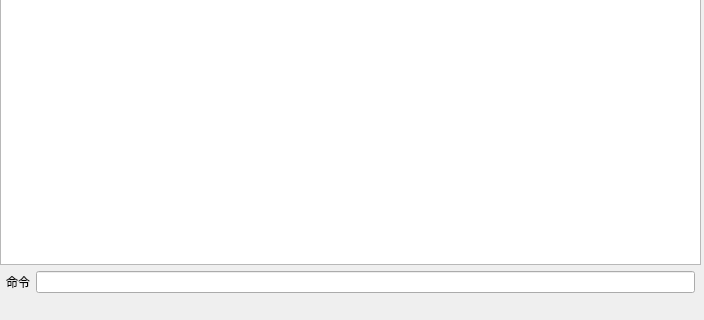
Above: PoJunUI/OutPutWindow.ui from fcccode/PoJun before the change; both pictures show x 0 to 704 and y 182 to 502 of the 704 by 502 pixel window. Below: the same form after it.
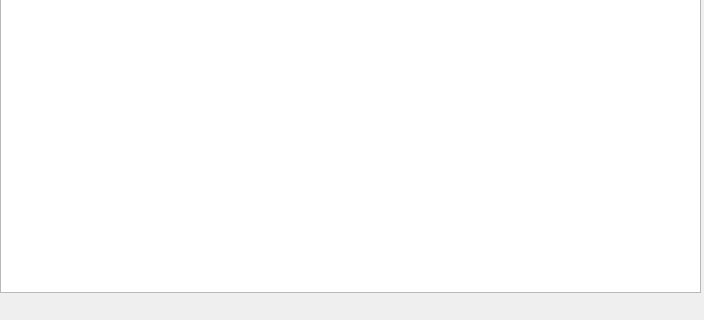
That is the form after the change.

Patch:
```diff
--- a/PoJunUI/OutPutWindow.ui
+++ b/PoJunUI/OutPutWindow.ui
@@ -34,26 +34,6 @@
        </property>
       </widget>
      </item>
-     <item>
-      <layout class="QHBoxLayout" name="hlayout">
-       <property name="leftMargin">
-        <number>6</number>
-       </property>
-       <property name="rightMargin">
-        <number>6</number>
-       </property>
-       <item>
-        <widget class="QLabel" name="command">
-         <property name="text">
-          <string>命令</string>
-         </property>
-        </widget>
-       </item>
-       <item>
-        <widget class="QLineEdit" name="input"/>
-       </item>
-      </layout>
-     </item>
     </layout>
    </widget>
   </widget>
```
